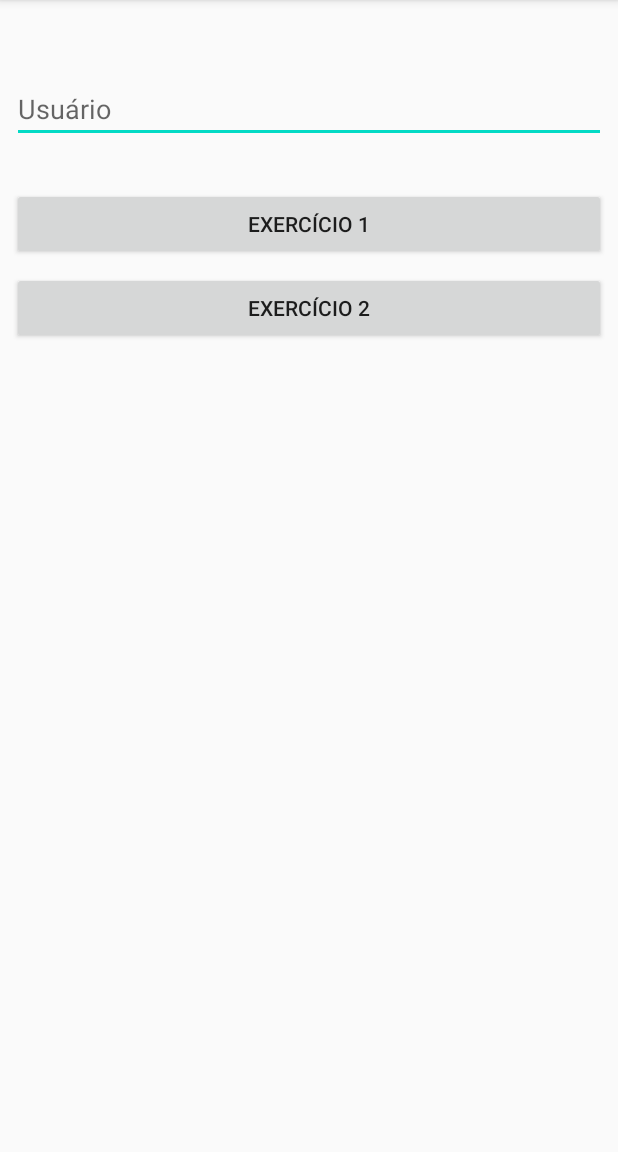
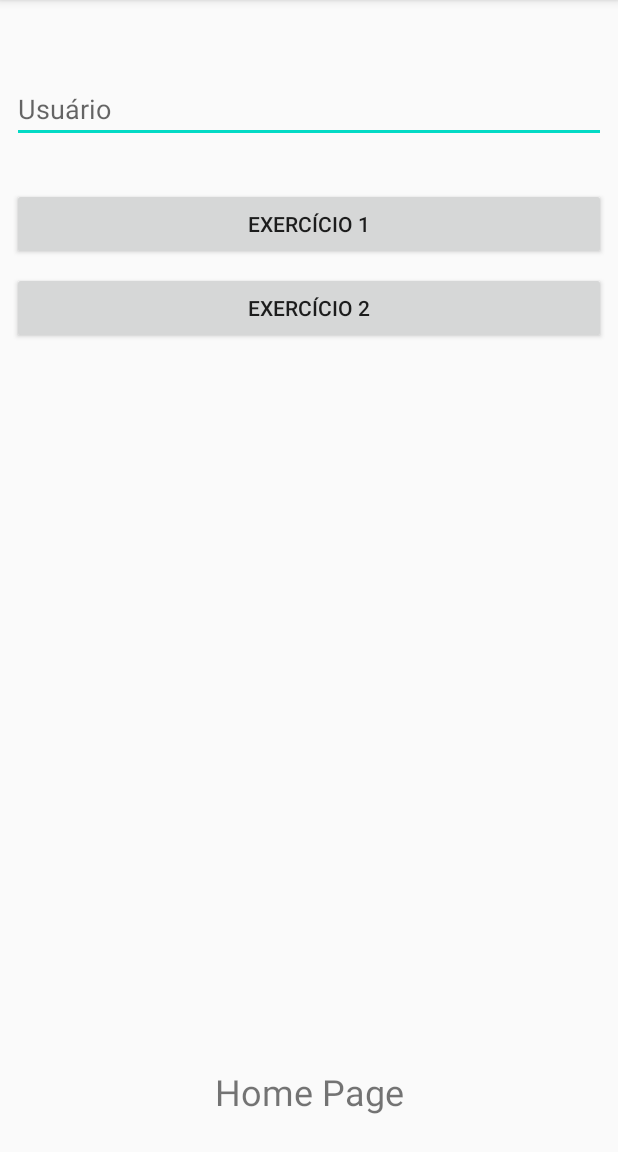
Before and after one commit to 20E421E1GRPADS01C2N1P2/FDA, an Android app: the screen it shows after launch (MainActivity), on a phone screen of 412 x 824 dp, the part 84-1236 px from its top. Run offline under Robolectric (Android 15) with nearby library versions, the phone set to English and light mode, and no system bars.

```diff
--- a/app/src/main/AndroidManifest.xml
+++ b/app/src/main/AndroidManifest.xml
@@ -9,7 +9,7 @@
         android:roundIcon="@mipmap/ic_launcher_round"
         android:supportsRtl="true"
         android:theme="@style/AppTheme">
-        <activity android:name=".ExercicioDoisActivity"></activity>
+        <activity android:name=".ExercicioDoisActivity"/>
         <activity android:name=".HomeActivity" />
         <activity android:name=".MainActivity">
             <intent-filter>
--- a/app/src/main/res/layout/activity_main.xml
+++ b/app/src/main/res/layout/activity_main.xml
@@ -44,4 +44,17 @@
         app:layout_constraintEnd_toEndOf="parent"
         app:layout_constraintStart_toStartOf="parent"
         app:layout_constraintTop_toBottomOf="@+id/btnExercicio1" />
+
+    <TextView
+        android:id="@+id/textViewHomePage"
+        android:layout_width="wrap_content"
+        android:layout_height="wrap_content"
+        android:layout_marginStart="8dp"
+        android:layout_marginEnd="8dp"
+        android:layout_marginBottom="24dp"
+        android:text="Home Page"
+        android:textSize="24sp"
+        app:layout_constraintBottom_toBottomOf="parent"
+        app:layout_constraintEnd_toEndOf="parent"
+        app:layout_constraintStart_toStartOf="parent" />
 </androidx.constraintlayout.widget.ConstraintLayout>
```
Also changed, not shown: app/src/main/java/br/pro/aguiar/fdan1/MainActivity.kt (+12 -1 lines).
